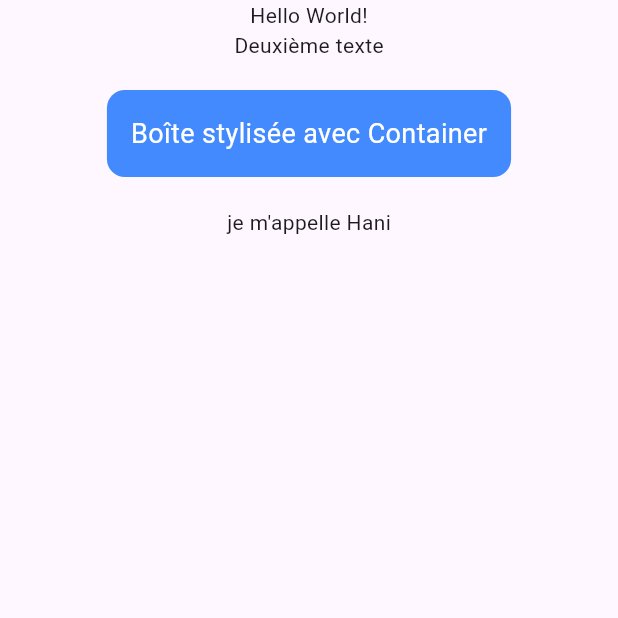
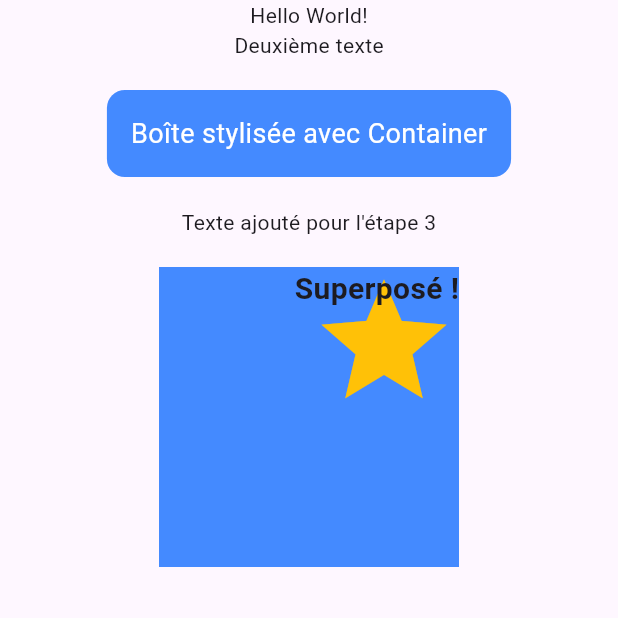
Before and after one commit to hanichou/flutter_app_widgets_base, a Flutter app: the screen it shows after launch, on a phone screen of 412 x 824 dp, the top half of it. Run offline on Flutter 3.47's test engine with Material 3 defaults, Android fonts, the phone set to English and light mode, and no system bars.

Commit message:
Étape 4 : ajout du Stack superposé

```diff
--- a/lib/main.dart
+++ b/lib/main.dart
@@ -12,10 +12,11 @@ class MainApp extends StatelessWidget {
         body: Center(
           child: Column(
             children: [
+              // Étape 2
               Text('Hello World!'),
               Text('Deuxième texte'),
 
-
+              // Étape 3 : Container stylisé
               Container(
                 margin: EdgeInsets.all(20),
                 padding: EdgeInsets.all(16),
@@ -29,8 +30,39 @@ class MainApp extends StatelessWidget {
                 ),
               ),
 
+              // Texte ajouté pour l'étape 3
+              Text("Texte ajouté pour l'étape 3"),
 
-              Text("je m'appelle Hani"),
+              SizedBox(height: 20),
+
+              // ÉTAPE 4 : STACK
+              Stack(
+                alignment: Alignment.topRight, // modifié comme demandé
+                children: [
+                  // Carré de fond
+                  Container(
+                    width: 200,
+                    height: 200,
+                    color: Colors.blueAccent,
+                  ),
+
+                  // Icône superposée
+                  Icon(
+                    Icons.star,
+                    size: 100,
+                    color: Colors.amber,
+                  ),
+
+                  // Texte superposé
+                  Text(
+                    "Superposé !",
+                    style: TextStyle(
+                      fontSize: 20,
+                      fontWeight: FontWeight.bold,
+                    ),
+                  ),
+                ],
+              ),
             ],
           ),
         ),
```
